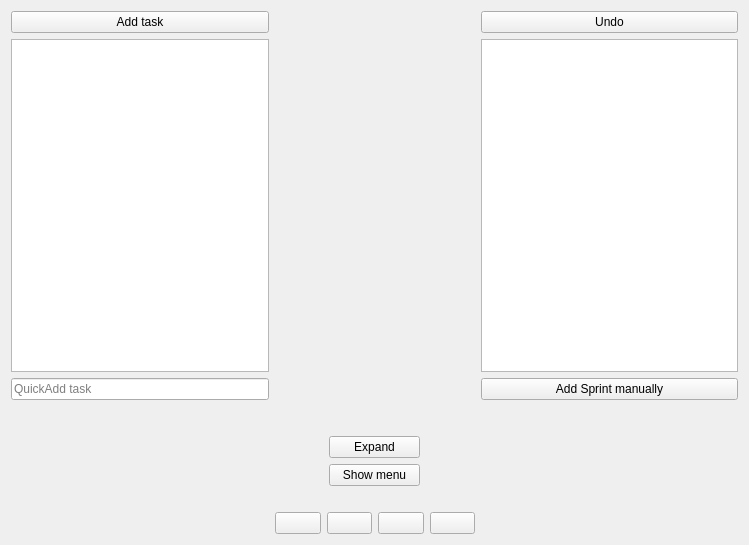
The window that qt_gui/ui/mainwindow.ui (ravenvz/SprintTimer) describes before a commit, drawn with Qt 5.
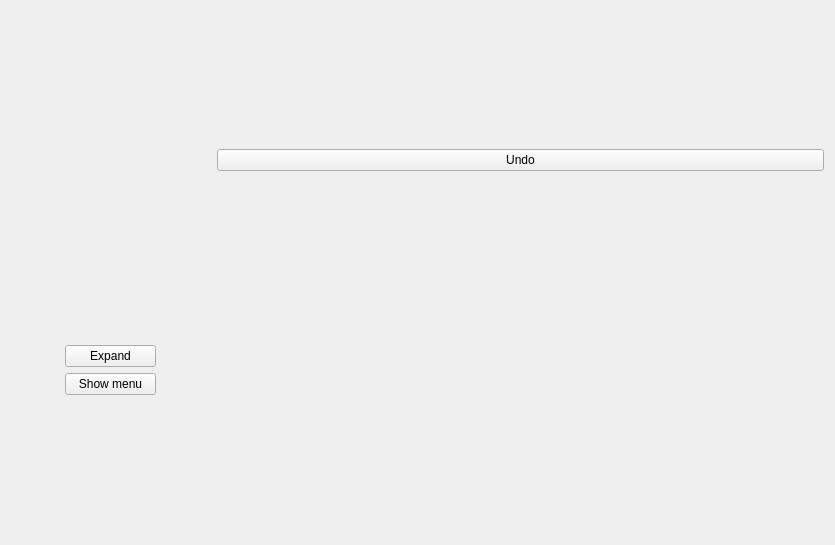
The same window after the commit. Icons and pictures are not drawn. Custom widgets are drawn as their Qt base class.

Commit message: Extract SprintOutline and TaskOutline

What changed in the file:
```diff
--- a/qt_gui/ui/mainwindow.ui
+++ b/qt_gui/ui/mainwindow.ui
@@ -6,7 +6,7 @@
    <rect>
     <x>0</x>
     <y>0</y>
-    <width>749</width>
+    <width>835</width>
     <height>545</height>
    </rect>
   </property>
@@ -28,220 +28,6 @@
      <property name="spacing">
       <number>6</number>
      </property>
-     <item row="0" column="0">
-      <widget class="QPushButton" name="pbAddTask">
-       <property name="sizePolicy">
-        <sizepolicy hsizetype="Expanding" vsizetype="Fixed">
-         <horstretch>0</horstretch>
-         <verstretch>0</verstretch>
-        </sizepolicy>
-       </property>
-       <property name="maximumSize">
-        <size>
-         <width>300</width>
-         <height>16777215</height>
-        </size>
-       </property>
-       <property name="toolTip">
-        <string>Add new TODO item</string>
-       </property>
-       <property name="text">
-        <string>Add task</string>
-       </property>
-      </widget>
-     </item>
-     <item row="1" column="0">
-      <widget class="TaskView" name="lvTaskView">
-       <property name="maximumSize">
-        <size>
-         <width>300</width>
-         <height>16777215</height>
-        </size>
-       </property>
-       <property name="contextMenuPolicy">
-        <enum>Qt::DefaultContextMenu</enum>
-       </property>
-       <property name="acceptDrops">
-        <bool>true</bool>
-       </property>
-       <property name="toolTip">
-        <string>Uncompleted and recent tasks</string>
-       </property>
-       <property name="autoFillBackground">
-        <bool>true</bool>
-       </property>
-       <property name="styleSheet">
-        <string notr="true"/>
-       </property>
-       <property name="frameShape">
-        <enum>QFrame::StyledPanel</enum>
-       </property>
-       <property name="sizeAdjustPolicy">
-        <enum>QAbstractScrollArea::AdjustIgnored</enum>
-       </property>
-       <property name="editTriggers">
-        <set>QAbstractItemView::NoEditTriggers</set>
-       </property>
-       <property name="dragEnabled">
-        <bool>true</bool>
-       </property>
-       <property name="dragDropOverwriteMode">
-        <bool>false</bool>
-       </property>
-       <property name="dragDropMode">
-        <enum>QAbstractItemView::InternalMove</enum>
-       </property>
-       <property name="defaultDropAction">
-        <enum>Qt::MoveAction</enum>
-       </property>
-       <property name="selectionBehavior">
-        <enum>QAbstractItemView::SelectItems</enum>
-       </property>
-       <property name="movement">
-        <enum>QListView::Snap</enum>
-       </property>
-       <property name="resizeMode">
-        <enum>QListView::Adjust</enum>
-       </property>
-       <property name="spacing">
-        <number>3</number>
-       </property>
-      </widget>
-     </item>
-     <item row="2" column="0">
-      <widget class="QLineEdit" name="leQuickAddTask">
-       <property name="maximumSize">
-        <size>
-         <width>300</width>
-         <height>16777215</height>
-        </size>
-       </property>
-       <property name="toolTip">
-        <string>Text based task entry.
-# for tag prefix
-* for estimated number</string>
-       </property>
-       <property name="placeholderText">
-        <string>QuickAdd task</string>
-       </property>
-      </widget>
-     </item>
-     <item row="1" column="2">
-      <widget class="SprintListView" name="lvFinishedSprints">
-       <property name="sizePolicy">
-        <sizepolicy hsizetype="Expanding" vsizetype="Expanding">
-         <horstretch>0</horstretch>
-         <verstretch>0</verstretch>
-        </sizepolicy>
-       </property>
-       <property name="maximumSize">
-        <size>
-         <width>300</width>
-         <height>16777215</height>
-        </size>
-       </property>
-       <property name="toolTip">
-        <string>Time intervals spent</string>
-       </property>
-       <property name="styleSheet">
-        <string notr="true"/>
-       </property>
-      </widget>
-     </item>
-     <item row="4" column="1">
-      <layout class="QHBoxLayout" name="horizontalLayout">
-       <property name="topMargin">
-        <number>20</number>
-       </property>
-       <item>
-        <widget class="QPushButton" name="pbStatistics">
-         <property name="toolTip">
-          <string>Show statistics window</string>
-         </property>
-         <property name="text">
-          <string/>
-         </property>
-         <property name="icon">
-          <iconset resource="../resources/resources.qrc">
-           <normaloff>:/icons/statistics.svg</normaloff>:/icons/statistics.svg</iconset>
-         </property>
-         <property name="iconSize">
-          <size>
-           <width>47</width>
-           <height>47</height>
-          </size>
-         </property>
-        </widget>
-       </item>
-       <item>
-        <widget class="QPushButton" name="pbHistory">
-         <property name="toolTip">
-          <string>Show history window</string>
-         </property>
-         <property name="text">
-          <string/>
-         </property>
-         <property name="icon">
-          <iconset resource="../resources/resources.qrc">
-           <normaloff>:/icons/streamline_history.png</normaloff>:/icons/streamline_history.png</iconset>
-         </property>
-         <property name="iconSize">
-          <size>
-           <width>47</width>
-           <height>47</height>
-          </size>
-         </property>
-        </widget>
-       </item>
-       <item>
-        <widget class="QPushButton" name="pbGoals">
-         <property name="toolTip">
-          <string>Show goals window</string>
-         </property>
-         <property name="text">
-          <string/>
-         </property>
-         <property name="icon">
-          <iconset resource="../resources/resources.qrc">
-           <normaloff>:/icons/progress.svg</normaloff>:/icons/progress.svg</iconset>
-         </property>
-         <property name="iconSize">
-          <size>
-           <width>47</width>
-           <height>47</height>
-          </size>
-         </property>
-        </widget>
-       </item>
-       <item>
-        <widget class="QPushButton" name="pbSettings">
-         <property name="toolTip">
-          <string>Show settings window</string>
-         </property>
-         <property name="text">
-          <string/>
-         </property>
-         <property name="icon">
-          <iconset resource="../resources/resources.qrc">
-           <normaloff>:/icons/streamline_settings.png</normaloff>:/icons/streamline_settings.png</iconset>
-         </property>
-         <property name="iconSize">
-          <size>
-           <width>47</width>
-           <height>47</height>
-          </size>
-         </property>
-        </widget>
-       </item>
-      </layout>
-     </item>
-     <item row="2" column="2">
-      <widget class="QPushButton" name="pbAddSprintManually">
-       <property name="text">
-        <string>Add Sprint manually</string>
-       </property>
-      </widget>
-     </item>
      <item row="0" column="1">
       <widget class="QLabel" name="label">
        <property name="sizePolicy">
@@ -322,22 +108,42 @@
        </property>
       </widget>
      </item>
+     <item row="2" column="1">
+      <spacer name="verticalSpacer">
+       <property name="orientation">
+        <enum>Qt::Vertical</enum>
+       </property>
+       <property name="sizeType">
+        <enum>QSizePolicy::Ignored</enum>
+       </property>
+       <property name="sizeHint" stdset="0">
+        <size>
+         <width>0</width>
+         <height>0</height>
+        </size>
+       </property>
+      </spacer>
+     </item>
+     <item row="3" column="0">
+      <spacer name="horizontalSpacer_2">
+       <property name="orientation">
+        <enum>Qt::Horizontal</enum>
+       </property>
+       <property name="sizeType">
+        <enum>QSizePolicy::Ignored</enum>
+       </property>
+       <property name="sizeHint" stdset="0">
+        <size>
+         <width>0</width>
+         <height>0</height>
+        </size>
+       </property>
+      </spacer>
+     </item>
     </layout>
    </item>
   </layout>
  </widget>
- <customwidgets>
-  <customwidget>
-   <class>SprintListView</class>
-   <extends>QListView</extends>
-   <header>widgets/SprintListView.h</header>
-  </customwidget>
-  <customwidget>
-   <class>TaskView</class>
-   <extends>QListView</extends>
-   <header>widgets/TaskView.h</header>
-  </customwidget>
- </customwidgets>
  <resources>
   <include location="../resources/resources.qrc"/>
  </resources>
```
The commit also changes 20 other files.
